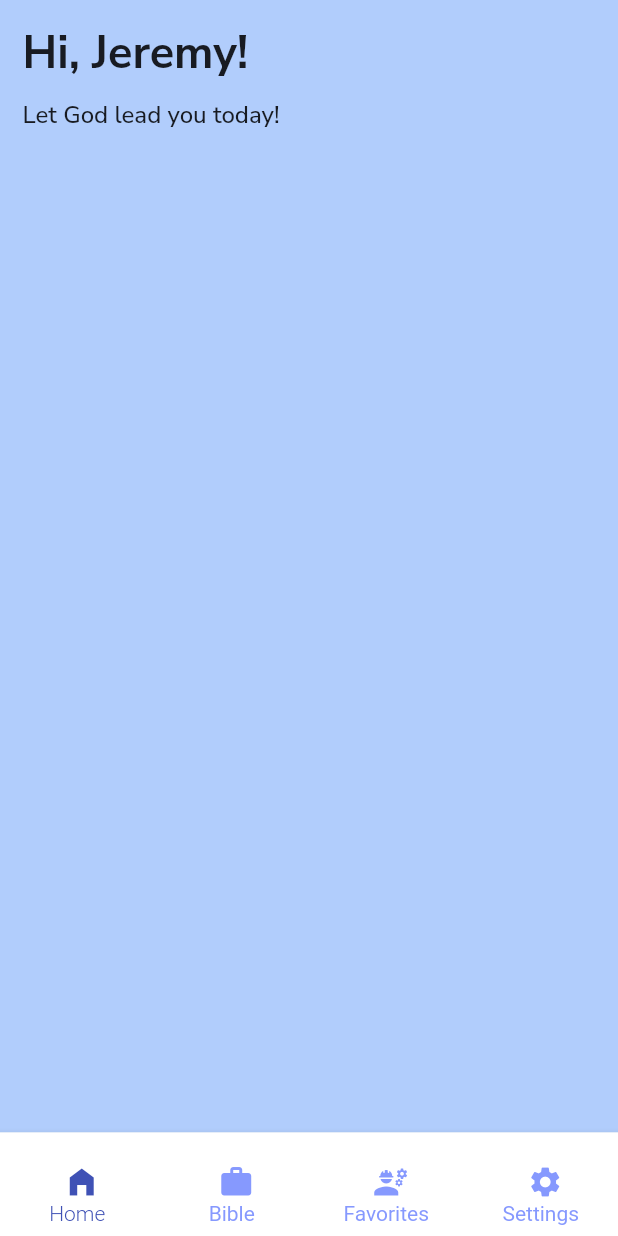
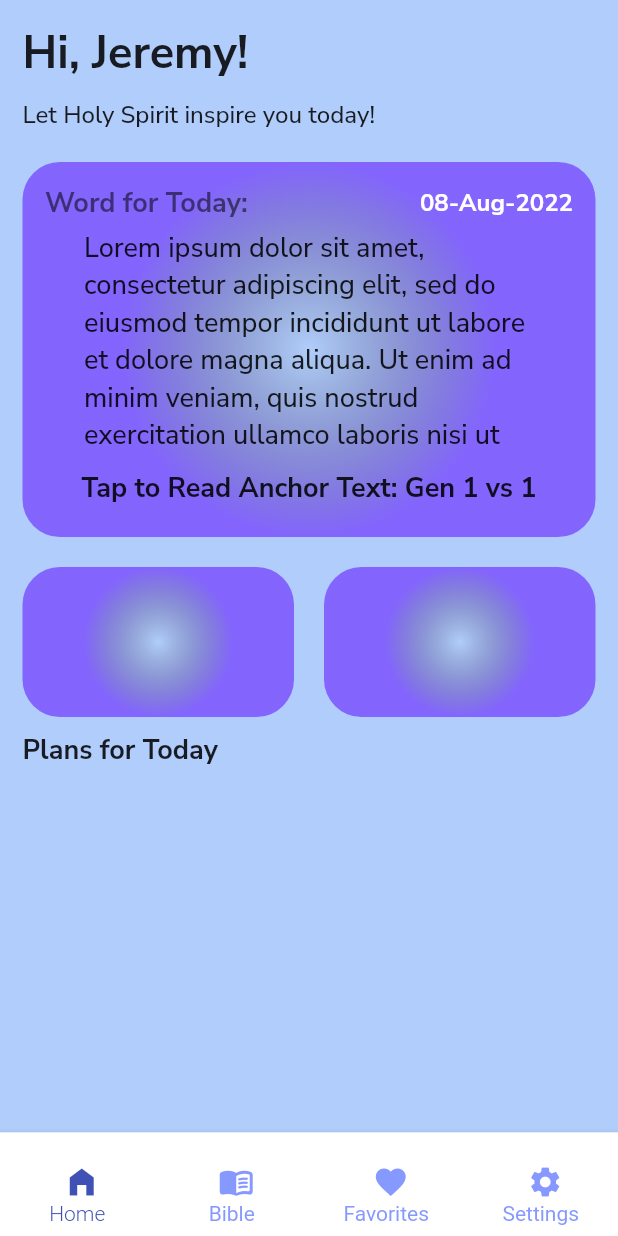
Before and after one commit to solomonium/Daily-Spiritual-Guide, a Flutter app: the screen it shows after launch, after a tap on "Sign In", on a phone screen of 412 x 824 dp. Run offline on Flutter 3.47's test engine with Material 2 defaults, Android fonts, the phone set to English and light mode, and no system bars; our stand-ins replace flutter_riverpod, google_fonts, shimmer, validators.

Commit message:
homepage in process

```diff
--- a/lib/nav_pages.dart
+++ b/lib/nav_pages.dart
@@ -56,16 +56,17 @@ class _DashboardState extends State<Dashboard> {
               label: "Bible",
               icon: Padding(
                 padding: EdgeInsets.only(top: 14.0, bottom: 7),
-                child: SizedBox(width: 18, height: 18, child: Icon(Icons.work)),
+                child: SizedBox(
+                    width: 18,
+                    height: 18,
+                    child: Icon(Icons.menu_book_rounded)),
               )),
           BottomNavigationBarItem(
               label: "Favorites",
               icon: Padding(
                 padding: EdgeInsets.only(top: 14.0, bottom: 7),
                 child: SizedBox(
-                    width: 18,
-                    height: 18,
-                    child: Icon(Icons.engineering_sharp)),
+                    width: 18, height: 18, child: Icon(Icons.favorite)),
               )),
           BottomNavigationBarItem(
               label: "Settings",
--- a/lib/presentations/homepage.dart
+++ b/lib/presentations/homepage.dart
@@ -1,7 +1,9 @@
 import 'package:flutter/material.dart';
+import 'package:intl/intl.dart';
 import 'package:spiritual_daily_guide/widgets/app_large_text.dart';
 import 'package:spiritual_daily_guide/widgets/app_text.dart';
 import 'package:spiritual_daily_guide/widgets/helper_tools.dart';
+import 'package:spiritual_daily_guide/widgets/my_card.dart';
 
 class HomePage extends StatefulWidget {
   const HomePage({Key? key}) : super(key: key);
@@ -23,7 +25,80 @@ class _HomePageState extends State<HomePage> {
               children: [
                 AppLargeText(text: 'Hi, Jeremy!'),
                 addVerticalSpace(10),
-                AppText(text: 'Let God lead you today!')
+                AppText(text: 'Let Holy Spirit inspire you today!'),
+                addVerticalSpace(20),
+                MyCard(
+                  width: double.infinity,
+                  height: 250,
+                  child: Center(
+                    child: Padding(
+                      padding: const EdgeInsets.all(15.0),
+                      child: Column(
+                        children: [
+                          Row(
+                            mainAxisAlignment: MainAxisAlignment.spaceBetween,
+                            children: [
+                              AppLargeText(
+                                text: "Word for Today:",
+                                size: 18,
+                                color: Colors.black54,
+                              ),
+                              AppLargeText(
+                                text: DateFormat("dd-MMM-yyyy")
+                                    .format(DateTime.now()),
+                                size: 16,
+                                color: Colors.white,
+                              ),
+                            ],
+                          ),
+                          addVerticalSpace(5),
+                          SizedBox(
+                            width: 300,
+                            height: 150,
+                            child: Center(
+                              child: AppText(
+                                  size: 18,
+                                  text:
+                                      'Lorem ipsum dolor sit amet, consectetur adipiscing elit, sed do eiusmod tempor incididunt ut labore et dolore magna aliqua. Ut enim ad minim veniam, quis nostrud exercitation ullamco laboris nisi ut aliquip ex ea commodo consequat. '),
+                            ),
+                          ),
+                          addVerticalSpace(10),
+                          Align(
+                            alignment: Alignment.center,
+                            child: AppLargeText(
+                              text: 'Tap to Read Anchor Text: Gen 1 vs 1',
+                              size: 18,
+                            ),
+                          )
+                        ],
+                      ),
+                    ),
+                  ),
+                ),
+                addVerticalSpace(20),
+                Row(
+                  mainAxisAlignment: MainAxisAlignment.spaceBetween,
+                  children: [
+                    Expanded(
+                        child: MyCard(
+                      width: 150,
+                      height: 100,
+                      child: Column(),
+                    )),
+                    addHorizontalSpace(20),
+                    Expanded(
+                        child: MyCard(
+                      width: 150,
+                      height: 100,
+                      child: Column(),
+                    ))
+                  ],
+                ),
+                addVerticalSpace(10),
+                AppLargeText(
+                  text: 'Plans for Today',
+                  size: 18,
+                )
               ],
             ),
           ),
--- a/lib/presentations/signIn_page.dart
+++ b/lib/presentations/signIn_page.dart
@@ -2,7 +2,6 @@ import 'dart:ui';
 
 import 'package:flutter/material.dart';
 import 'package:spiritual_daily_guide/nav_pages.dart';
-import 'package:spiritual_daily_guide/presentations/homepage.dart';
 import 'package:spiritual_daily_guide/widgets/app_text.dart';
 import 'package:spiritual_daily_guide/widgets/helper_tools.dart';
 import 'package:spiritual_daily_guide/widgets/input_field.dart';
@@ -25,6 +24,7 @@ class _SignInPageState extends State<SignInPage> {
   bool nameVisibilty = false;
   bool confirmPinVisibilty = false;
   bool isSignIn = true;
+  bool verifying = false;
 
   void _incrementCounter() {
     setState(() {
@@ -119,11 +119,15 @@ class _SignInPageState extends State<SignInPage> {
                                                     const Dashboard()),
                                           );
                                         },
-                                        child: AppText(
-                                          text: 'Sign In',
-                                          size: 20,
-                                          color: Colors.white,
-                                        ))
+                                        child: verifying
+                                            ? const Center(
+                                                child:
+                                                    CircularProgressIndicator())
+                                            : AppText(
+                                                text: 'Sign In',
+                                                size: 20,
+                                                color: Colors.white,
+                                              ))
                                     : ElevatedButton(
                                         onPressed: () {},
                                         child: AppText(
--- /dev/null
+++ b/lib/widgets/my_card.dart
@@ -0,0 +1,33 @@
+import 'package:flutter/material.dart';
+
+class MyCard extends StatelessWidget {
+  final double width;
+  final double height;
+  final Widget child;
+  const MyCard(
+      {Key? key,
+      required this.width,
+      required this.height,
+      required this.child})
+      : super(key: key);
+
+  @override
+  Widget build(BuildContext context) {
+    return Container(
+      width: width,
+      height: height,
+      decoration: BoxDecoration(
+        borderRadius: BorderRadius.circular(25),
+        gradient: RadialGradient(
+          colors: [
+            Colors.transparent,
+            Colors.deepPurpleAccent[400]!.withOpacity(.6),
+          ],
+          // begin: Alignment.topLeft,
+          // end: Alignment.bottomRight,
+        ),
+      ),
+      child: child,
+    );
+  }
+}
```
